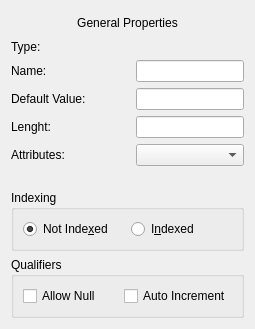
Above: umbrello/dialogs/umlentityattributedialog.ui from KDE/umbrello before the change. Below: the same form after it.
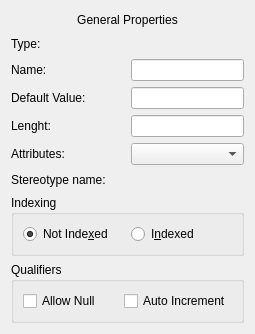
That is the form after the change. Custom widgets are drawn as their Qt base class.

Commit message: Fix layout issues

```diff
--- a/umbrello/dialogs/umlentityattributedialog.ui
+++ b/umbrello/dialogs/umlentityattributedialog.ui
@@ -7,7 +7,7 @@
     <x>0</x>
     <y>0</y>
     <width>255</width>
-    <height>329</height>
+    <height>334</height>
    </rect>
   </property>
   <property name="windowTitle">
@@ -17,7 +17,7 @@
    <enum>Qt::LeftToRight</enum>
   </property>
   <layout class="QGridLayout" name="gridLayout">
-   <item row="0" column="0" rowspan="2" colspan="3">
+   <item row="0" column="0" colspan="2">
     <widget class="QLabel" name="label">
      <property name="layoutDirection">
       <enum>Qt::LeftToRight</enum>
@@ -30,7 +30,14 @@
      </property>
     </widget>
    </item>
-   <item row="2" column="2">
+   <item row="1" column="0">
+    <widget class="QLabel" name="label_6">
+     <property name="text">
+      <string>Type:</string>
+     </property>
+    </widget>
+   </item>
+   <item row="1" column="1">
     <widget class="UMLDatatypeWidget" name="dataTypeWidget" native="true">
      <property name="sizePolicy">
       <sizepolicy hsizetype="Preferred" vsizetype="Preferred">
@@ -40,14 +47,14 @@
      </property>
     </widget>
    </item>
-   <item row="3" column="0" colspan="2">
+   <item row="2" column="0">
     <widget class="QLabel" name="label_2">
      <property name="text">
       <string>Name:</string>
      </property>
     </widget>
    </item>
-   <item row="3" column="2">
+   <item row="2" column="1">
     <widget class="QLineEdit" name="nameLE">
      <property name="sizePolicy">
       <sizepolicy hsizetype="Preferred" vsizetype="Fixed">
@@ -57,14 +64,14 @@
      </property>
     </widget>
    </item>
-   <item row="4" column="0" colspan="2">
+   <item row="3" column="0">
     <widget class="QLabel" name="label_3">
      <property name="text">
       <string>Default Value:</string>
      </property>
     </widget>
    </item>
-   <item row="4" column="2">
+   <item row="3" column="1">
     <widget class="QLineEdit" name="defaultValueLE">
      <property name="sizePolicy">
       <sizepolicy hsizetype="Preferred" vsizetype="Fixed">
@@ -74,14 +81,14 @@
      </property>
     </widget>
    </item>
-   <item row="5" column="0" colspan="2">
+   <item row="4" column="0">
     <widget class="QLabel" name="label_4">
      <property name="text">
       <string>Lenght:</string>
      </property>
     </widget>
    </item>
-   <item row="5" column="2">
+   <item row="4" column="1">
     <widget class="QLineEdit" name="lenghtValuesLE">
      <property name="sizePolicy">
       <sizepolicy hsizetype="Preferred" vsizetype="Fixed">
@@ -91,14 +98,14 @@
      </property>
     </widget>
    </item>
-   <item row="6" column="0" colspan="2">
+   <item row="5" column="0">
     <widget class="QLabel" name="label_5">
      <property name="text">
       <string>Attributes:</string>
      </property>
     </widget>
    </item>
-   <item row="6" column="2">
+   <item row="5" column="1">
     <widget class="QComboBox" name="attributeTypesCB">
      <property name="sizePolicy">
       <sizepolicy hsizetype="Preferred" vsizetype="Fixed">
@@ -108,7 +115,14 @@
      </property>
     </widget>
    </item>
-   <item row="7" column="0" colspan="3">
+   <item row="6" column="0">
+    <widget class="QLabel" name="label_7">
+     <property name="text">
+      <string>Stereotype name:</string>
+     </property>
+    </widget>
+   </item>
+   <item row="6" column="1">
     <widget class="UMLStereotypeWidget" name="stereotypeWidget" native="true">
      <property name="sizePolicy">
       <sizepolicy hsizetype="Preferred" vsizetype="Preferred">
@@ -118,7 +132,7 @@
      </property>
     </widget>
    </item>
-   <item row="8" column="0" colspan="3">
+   <item row="7" column="0" colspan="2">
     <widget class="QGroupBox" name="groupBox">
      <property name="title">
       <string>Indexing</string>
@@ -144,7 +158,7 @@
      </layout>
     </widget>
    </item>
-   <item row="9" column="0" colspan="3">
+   <item row="8" column="0" colspan="2">
     <widget class="QGroupBox" name="groupBox_2">
      <property name="title">
       <string>Qualifiers</string>
@@ -167,13 +181,6 @@
      </layout>
     </widget>
    </item>
-   <item row="2" column="0">
-    <widget class="QLabel" name="label_6">
-     <property name="text">
-      <string>Type:</string>
-     </property>
-    </widget>
-   </item>
   </layout>
  </widget>
  <customwidgets>
```
